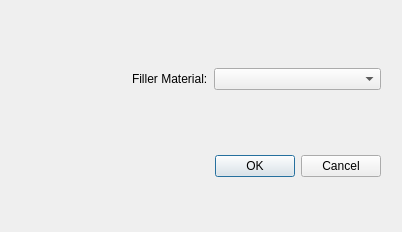
Old version of the form src/ZapMeNotQt/ui/OptionsFillerDialog.ui in the repository AlanFord/ZapMeNotQt.
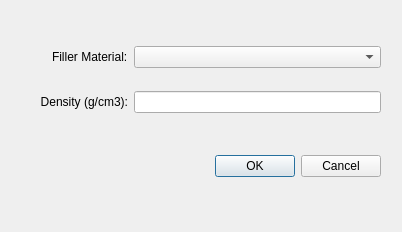
New version of the form.

Commit message: Implement filler material density in dialogs

```diff
--- a/src/ZapMeNotQt/ui/OptionsFillerDialog.ui
+++ b/src/ZapMeNotQt/ui/OptionsFillerDialog.ui
@@ -39,9 +39,6 @@
     </rect>
    </property>
    <layout class="QGridLayout" name="gridLayout">
-    <item row="0" column="1">
-     <widget class="QComboBox" name="comboBox"/>
-    </item>
     <item row="0" column="0" alignment="Qt::AlignmentFlag::AlignRight">
      <widget class="QLabel" name="label_2">
       <property name="text">
@@ -49,6 +46,22 @@
       </property>
      </widget>
     </item>
+    <item row="0" column="1">
+     <widget class="QComboBox" name="comboBox"/>
+    </item>
+    <item row="1" column="0">
+     <widget class="QLabel" name="label">
+      <property name="text">
+       <string>Density (g/cm3):</string>
+      </property>
+      <property name="alignment">
+       <set>Qt::AlignmentFlag::AlignRight|Qt::AlignmentFlag::AlignTrailing|Qt::AlignmentFlag::AlignVCenter</set>
+      </property>
+     </widget>
+    </item>
+    <item row="1" column="1">
+     <widget class="QLineEdit" name="lineEdit"/>
+    </item>
    </layout>
   </widget>
  </widget>
```
The commit also changes 3 other files.
